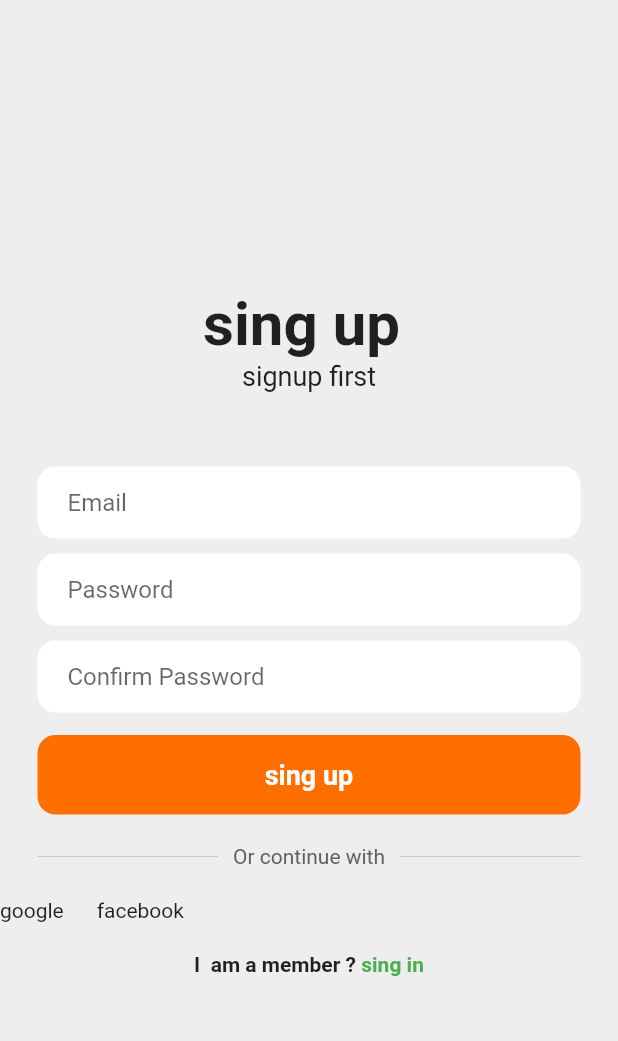
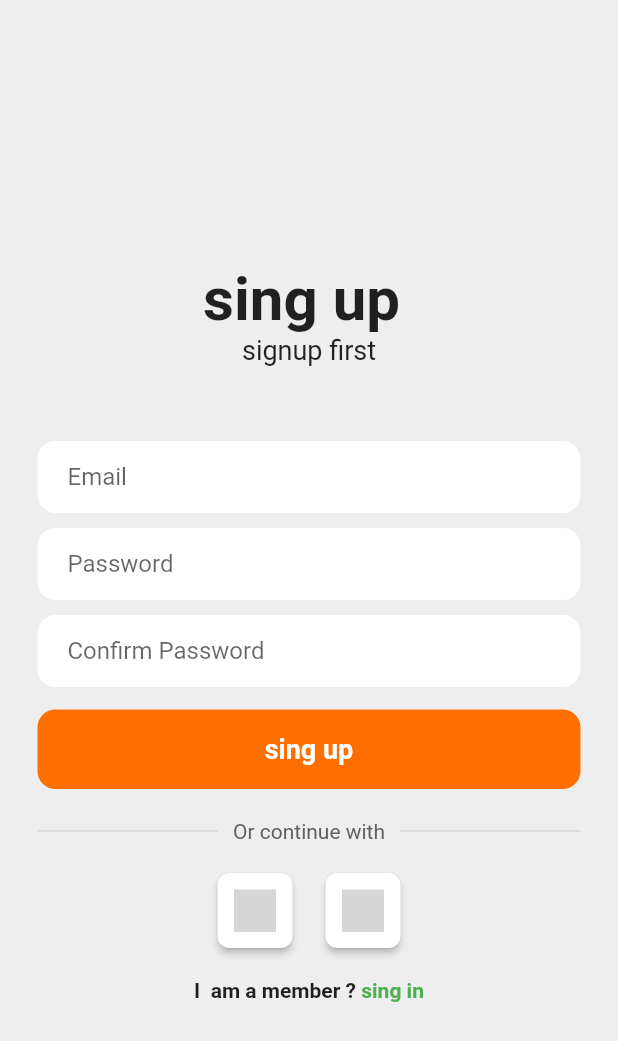
Before and after one commit to medait-3/Auth_firebase_flutter-demo, a Flutter app: the screen it shows after launch, after a tap on "sing up", on a phone screen of 412 x 824 dp. Shown: the top 1041 px of the screen. Run offline on Flutter 3.47's test engine with Material 2 defaults, Android fonts, the light colour scheme and no system bars; our stand-ins replace auth_buttons, firebase_auth, firebase_core, google_sign_in; missing offline and left inert: flutter_facebook_auth; accounts and stored records are empty; network calls fail; grey boxes are pictures that could not be loaded.

Commit message:
facebook auth

```diff
--- a/lib/secreens/login.dart
+++ b/lib/secreens/login.dart
@@ -1,6 +1,7 @@
 import 'dart:math';
 import 'dart:ui';
 // import 'dart:html';
+import 'package:auth_buttons/auth_buttons.dart';
 import 'package:authfirebase/secreens/socialsingin.dart';
 import 'package:firebase_auth/firebase_auth.dart';
 import 'package:firebase_core/firebase_core.dart';
@@ -210,20 +211,27 @@ class _LoginState extends State<Login> {
                 height: 20,
               ),
               Row(
+                mainAxisAlignment: MainAxisAlignment.center,
                 children: [
-                  InkWell(
-                      onTap: () async {
-                        await AuthSocial().signInWithGoogle();
-                      },
-                      child: Text("google")),
+                  GoogleAuthButton(
+                    onPressed: () async {
+                      await AuthSocial().signInWithGoogle();
+                    },
+                    style: AuthButtonStyle(
+                      buttonType: AuthButtonType.icon,
+                    ),
+                  ),
                   SizedBox(
                     width: 22,
                   ),
-                  InkWell(
-                      onTap: () async {
-                        await AuthSocial().signInWithFacebook();
-                      },
-                      child: Text("facebook")),
+                  FacebookAuthButton(
+                    onPressed: () async {
+                      await AuthSocial().signInWithFacebook();
+                    },
+                    style: AuthButtonStyle(
+                      buttonType: AuthButtonType.icon,
+                    ),
+                  ),
                 ],
               ),
               SizedBox(
--- a/lib/secreens/singup.dart
+++ b/lib/secreens/singup.dart
@@ -1,3 +1,4 @@
+import 'package:auth_buttons/auth_buttons.dart';
 import 'package:authfirebase/secreens/socialsingin.dart';
 import 'package:firebase_auth/firebase_auth.dart';
 import 'package:flutter/material.dart';
@@ -213,20 +214,27 @@ class _SignupState extends State<Signup> {
                 height: 20,
               ),
               Row(
+                mainAxisAlignment: MainAxisAlignment.center,
                 children: [
-                  InkWell(
-                      onTap: () async {
-                        await AuthSocial().signInWithGoogle();
-                      },
-                      child: Text("google")),
+                  GoogleAuthButton(
+                    onPressed: () async {
+                      await AuthSocial().signInWithGoogle();
+                    },
+                    style: AuthButtonStyle(
+                      buttonType: AuthButtonType.icon,
+                    ),
+                  ),
                   SizedBox(
                     width: 22,
                   ),
-                  InkWell(
-                      onTap: () async {
-                        await AuthSocial().signInWithFacebook();
-                      },
-                      child: Text("facebook")),
+                  FacebookAuthButton(
+                    onPressed: () async {
+                      await AuthSocial().signInWithFacebook();
+                    },
+                    style: AuthButtonStyle(
+                      buttonType: AuthButtonType.icon,
+                    ),
+                  ),
                 ],
               ),
 
--- a/pubspec.yaml
+++ b/pubspec.yaml
@@ -40,6 +40,7 @@ dependencies:
   firebase_auth: ^4.2.9
   google_sign_in: ^6.0.1
   flutter_facebook_auth: '^3.5.0'
+  auth_buttons: ^3.0.0
 
 
 dev_dependencies:
```
Also changed, not shown: pubspec.lock, 1 other file.
